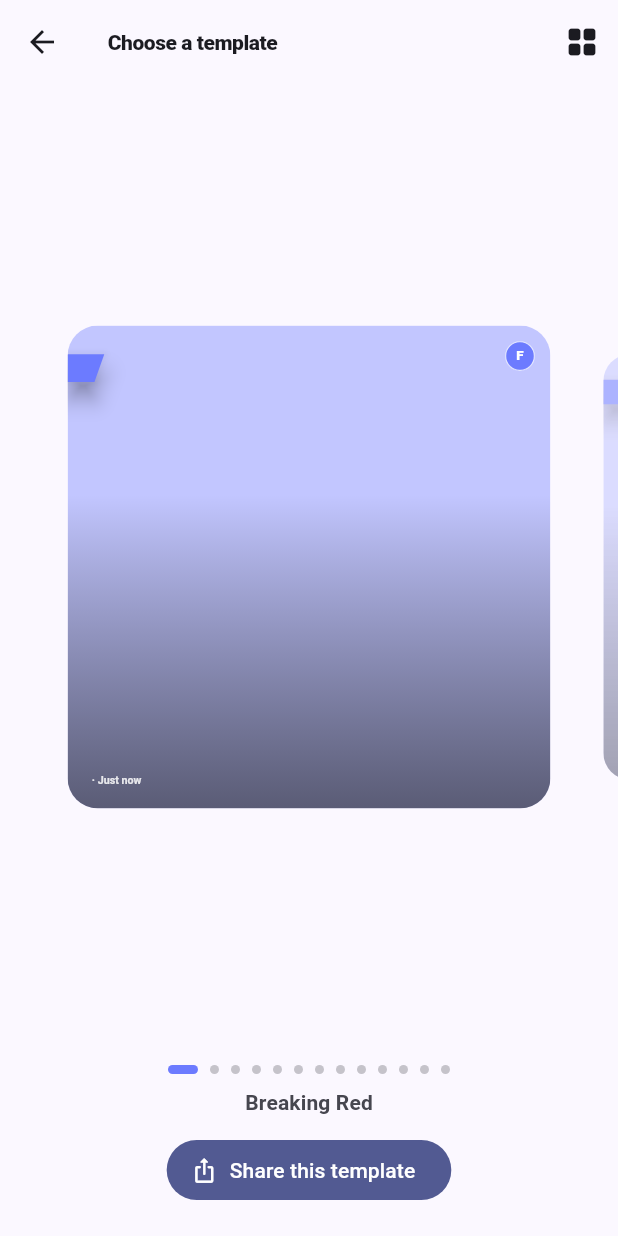
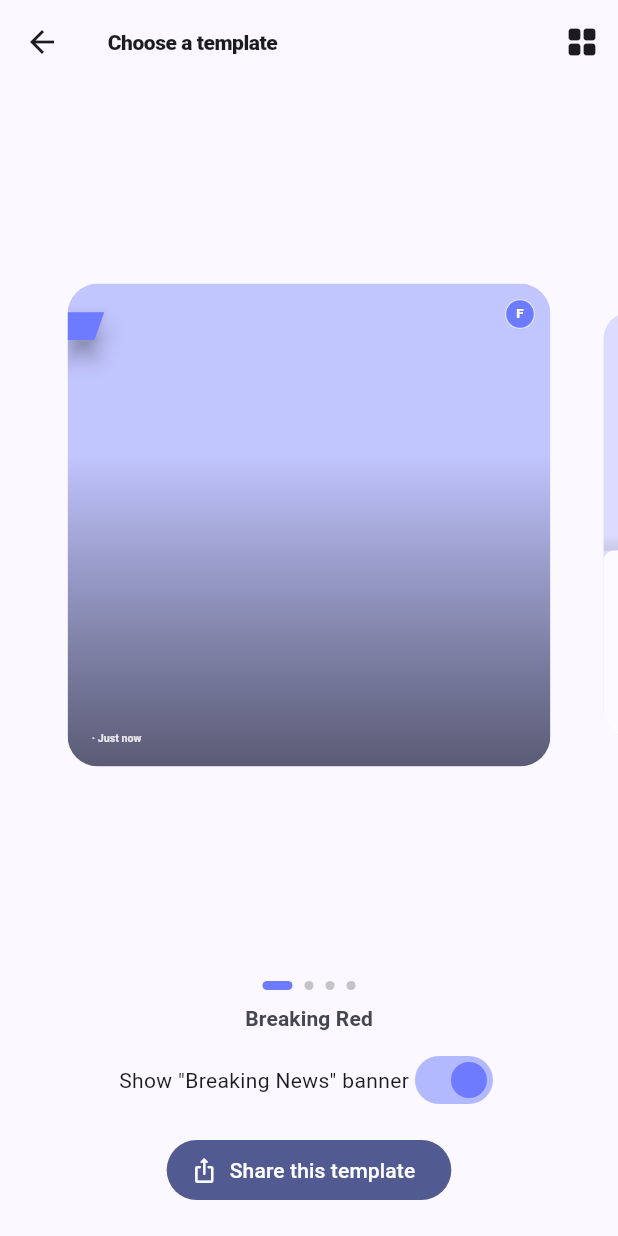
Before and after one commit to AsfaqueAhmed/news-scapper, a Flutter app: the SharePreviewScreen screen opened directly with empty values, on a phone screen of 412 x 824 dp. Run offline on Flutter 3.47's test engine with Material 3 defaults, Android fonts, the light colour scheme and no system bars; our stand-ins replace cached_network_image, flutter_riverpod, flutter_secure_storage, share_plus, shared_preferences, supabase_flutter; missing offline and left inert: dart_rss; accounts and stored records are empty; network calls fail.

Commit message:
Trim share templates to 4 and add a Breaking News banner toggle
Keep only Breaking Red, Editorial, Spotlight, and Photo only for now
(more to come later) -- drop the now-unused palette colors for the
removed variants. Breaking Red gets a switch to hide its "BREAKING
NEWS" ribbon banner while keeping the headline and photo.

```diff
--- a/lib/features/news/data/share/share_card_renderer.dart
+++ b/lib/features/news/data/share/share_card_renderer.dart
@@ -17,6 +17,11 @@ class ShareCardConfig {
   /// article source's own accent color.
   final Color? paletteColor;
 
+  /// Whether the ribbon template's "BREAKING NEWS" banner box is drawn.
+  /// Ignored by every other [titlePosition] -- the headline/photo/meta
+  /// layout never depends on it.
+  final bool showRibbonBadge;
+
   /// 1.0 = default cover crop, larger zooms in on the photo.
   final double zoom;
 
@@ -27,6 +32,7 @@ class ShareCardConfig {
     this.titlePosition = TitlePosition.ribbon,
     this.showTitle = true,
     this.paletteColor,
+    this.showRibbonBadge = true,
     this.zoom = 1.0,
     this.pan = Offset.zero,
   });
@@ -38,6 +44,7 @@ class ShareCardConfig {
     TitlePosition? titlePosition,
     bool? showTitle,
     Color? paletteColor,
+    bool? showRibbonBadge,
     double? zoom,
     Offset? pan,
   }) {
@@ -45,6 +52,7 @@ class ShareCardConfig {
       titlePosition: titlePosition ?? this.titlePosition,
       showTitle: showTitle ?? this.showTitle,
       paletteColor: paletteColor ?? this.paletteColor,
+      showRibbonBadge: showRibbonBadge ?? this.showRibbonBadge,
       zoom: zoom ?? this.zoom,
       pan: pan ?? this.pan,
     );
@@ -70,27 +78,13 @@ class ShareTemplate {
 const _white = Color(0xFFFFFFFF);
 const _nearBlack = Color(0xFF15151A);
 const _breakingRed = Color(0xFFE0272B);
-const _breakingBlack = Color(0xFF1A1A1E);
-const _navy = Color(0xFF1B3358);
-const _mustard = Color(0xFFE8A733);
-const _forest = Color(0xFF1F5C4A);
-const _maroon = Color(0xFF5C1A2B);
-const _amber = Color(0xFFF2994A);
-const _plum = Color(0xFF4A2545);
 
+/// Kept intentionally short -- more templates (and their palette colors)
+/// get added back here over time.
 const List<ShareTemplate> shareTemplates = [
   ShareTemplate(id: 'ribbon_red', label: 'Breaking Red', titlePosition: TitlePosition.ribbon, paletteColor: _breakingRed),
-  ShareTemplate(id: 'ribbon_black', label: 'Breaking Black', titlePosition: TitlePosition.ribbon, paletteColor: _breakingBlack),
-  ShareTemplate(id: 'ribbon_navy', label: 'Breaking Navy', titlePosition: TitlePosition.ribbon, paletteColor: _navy),
   ShareTemplate(id: 'card_source', label: 'Editorial', titlePosition: TitlePosition.card),
-  ShareTemplate(id: 'card_amber', label: 'Editorial Amber', titlePosition: TitlePosition.card, paletteColor: _amber),
-  ShareTemplate(id: 'panel_source', label: 'Bold', titlePosition: TitlePosition.panel),
-  ShareTemplate(id: 'panel_mustard', label: 'Bold Mustard', titlePosition: TitlePosition.panel, paletteColor: _mustard),
-  ShareTemplate(id: 'panel_forest', label: 'Bold Forest', titlePosition: TitlePosition.panel, paletteColor: _forest),
   ShareTemplate(id: 'spotlight_source', label: 'Spotlight', titlePosition: TitlePosition.spotlight),
-  ShareTemplate(id: 'spotlight_maroon', label: 'Spotlight Maroon', titlePosition: TitlePosition.spotlight, paletteColor: _maroon),
-  ShareTemplate(id: 'spotlight_plum', label: 'Spotlight Plum', titlePosition: TitlePosition.spotlight, paletteColor: _plum),
-  ShareTemplate(id: 'minimal', label: 'Minimal', titlePosition: TitlePosition.minimal),
   ShareTemplate(
     id: 'image',
     label: 'Photo only',
@@ -133,7 +127,8 @@ class ShareCardRenderer {
     if (config.showTitle) {
       switch (config.titlePosition) {
         case TitlePosition.ribbon:
-          _drawRibbon(canvas, bounds, title, metaText, category, palette, hasImage: hasImage);
+          _drawRibbon(canvas, bounds, title, metaText, category, palette,
+              hasImage: hasImage, showBadge: config.showRibbonBadge);
         case TitlePosition.card:
           _drawCard(canvas, bounds, title, metaText, category, palette);
         case TitlePosition.panel:
@@ -232,9 +227,11 @@ class ShareCardRenderer {
     String? category,
     Color bannerColor, {
     required bool hasImage,
+    required bool showBadge,
   }) {
     _drawBottomScrim(canvas, bounds, hasImage: hasImage);
 
+    if (showBadge) {
       final label = (category ?? 'Breaking News').toUpperCase();
       final labelPainter = TextPainter(
         text: TextSpan(
@@ -265,6 +262,7 @@ class ShareCardRenderer {
       canvas.drawShadow(path, _nearBlack, 6, false);
       canvas.drawPath(path, Paint()..color = bannerColor);
       labelPainter.paint(canvas, Offset(bounds.left + padH, top + padV));
+    }
 
     const padding = 48.0;
     final maxWidth = bounds.width - padding * 2;
--- a/lib/features/news/presentation/screens/share_preview_screen.dart
+++ b/lib/features/news/presentation/screens/share_preview_screen.dart
@@ -30,6 +30,7 @@ class _SharePreviewScreenState extends ConsumerState<SharePreviewScreen> {
   bool _sharing = false;
   int _currentPage = 0;
   _ViewMode _viewMode = _ViewMode.carousel;
+  bool _showBreakingBadge = true;
 
   @override
   void initState() {
@@ -85,14 +86,19 @@ class _SharePreviewScreenState extends ConsumerState<SharePreviewScreen> {
     setState(() => _currentPage = index);
   }
 
+  ShareCardConfig _configFor(ShareTemplate template) {
+    return ShareCardConfig(
+      titlePosition: template.titlePosition,
+      showTitle: template.showTitle,
+      showRibbonBadge: _showBreakingBadge,
+    );
+  }
+
   Future<void> _share() async {
     setState(() => _sharing = true);
     try {
       final template = shareTemplates[_currentPage];
-      final config = ShareCardConfig(
-        titlePosition: template.titlePosition,
-        showTitle: template.showTitle,
-      );
+      final config = _configFor(template);
       final notifier = ref.read(newsNotifierProvider.notifier);
       final png = await notifier.composeShareCard(widget.article, _image, config);
       await notifier.shareComposedCard(widget.article, png);
@@ -158,6 +164,24 @@ class _SharePreviewScreenState extends ConsumerState<SharePreviewScreen> {
               shareTemplates[_currentPage].label,
               style: theme.textTheme.titleSmall?.copyWith(color: theme.colorScheme.onSurfaceVariant),
             ),
+            if (shareTemplates[_currentPage].titlePosition == TitlePosition.ribbon)
+              Padding(
+                padding: const EdgeInsets.only(top: 8),
+                child: Row(
+                  mainAxisSize: MainAxisSize.min,
+                  children: [
+                    Text(
+                      'Show "Breaking News" banner',
+                      style: theme.textTheme.bodyMedium,
+                    ),
+                    Switch(
+                      value: _showBreakingBadge,
+                      activeThumbColor: accent,
+                      onChanged: (value) => setState(() => _showBreakingBadge = value),
+                    ),
+                  ],
+                ),
+              ),
             Padding(
               padding: const EdgeInsets.fromLTRB(20, 12, 20, 20),
               child: FilledButton.icon(
@@ -271,10 +295,7 @@ class _SharePreviewScreenState extends ConsumerState<SharePreviewScreen> {
               title: widget.article.title,
               metaText: '${widget.article.sourceName} · ${relativeTime(widget.article.pubDate)}',
               category: widget.article.category,
-              config: ShareCardConfig(
-                titlePosition: template.titlePosition,
-                showTitle: template.showTitle,
-              ),
+              config: _configFor(template),
             ),
           ),
         ),
```
Lines whose indentation alone changed are shown as unchanged.
